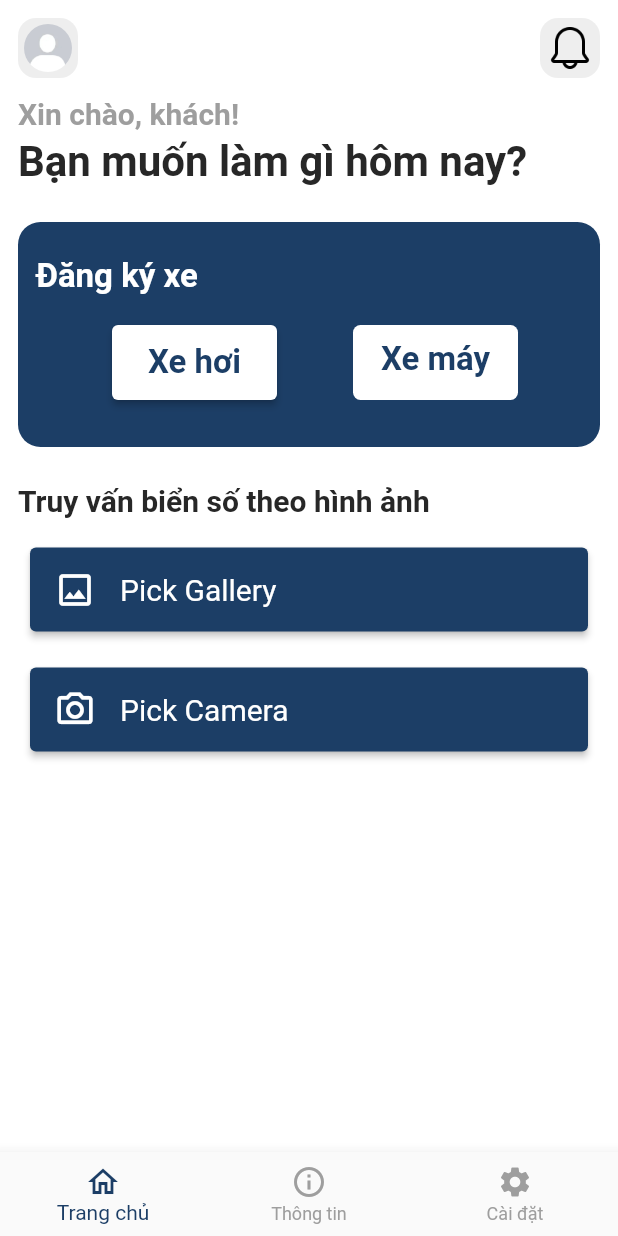
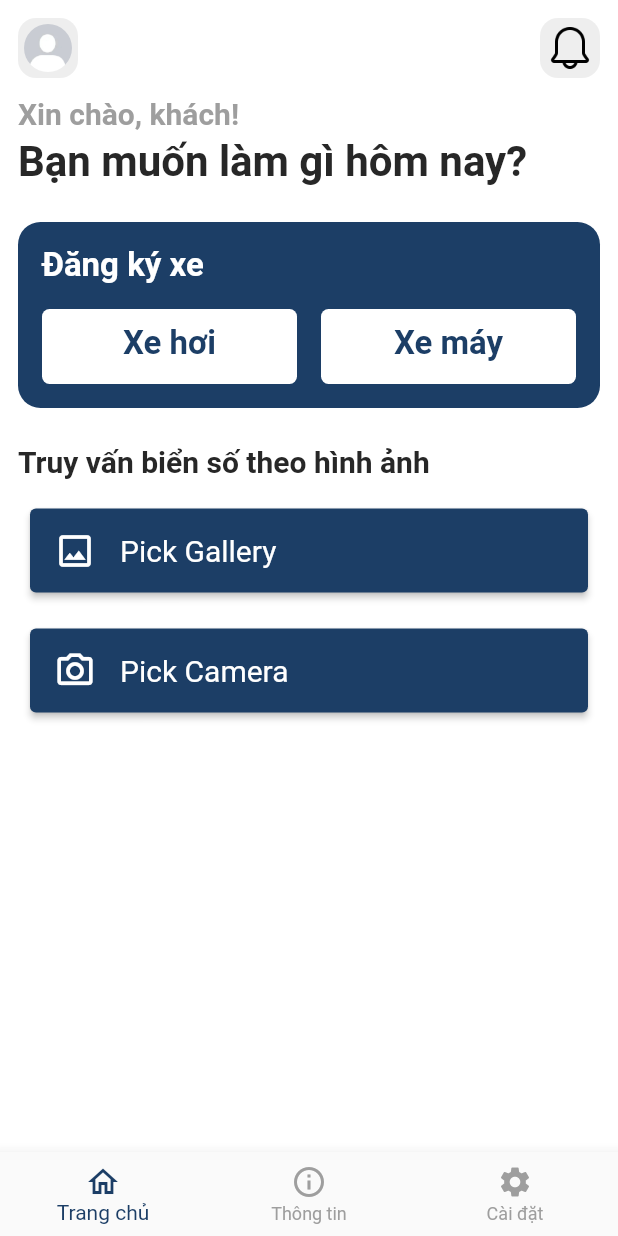
Before and after one commit to vocongly/License-Plate-Detect-Mobile, a Flutter app: the MyHomePage screen opened directly, on a phone screen of 412 x 824 dp. Run offline on Flutter 3.47's test engine with Material 2 defaults, Android fonts, the phone set to English and light mode, and no system bars; our stand-ins replace awesome_snackbar_content, flutter_spinkit, hive_flutter, image_picker, internet_connection_checker; missing offline and left inert: dart:ffi; accounts and stored records are empty.

Commit message:
Ly refactor

```diff
--- a/lib/presentation/home/widgets/avatar_and_inform.dart
+++ b/lib/presentation/home/widgets/avatar_and_inform.dart
@@ -3,12 +3,14 @@ import 'package:license_plate_detect/core/theme/app_data.dart';
 
 class AvatarandInform extends StatelessWidget {
   final String? imagePath;
-  final VoidCallback onClicked;
+  final VoidCallback onClickedAvata;
+  final VoidCallback onClickedBell;
 
   const AvatarandInform({
-    Key? key,
+    super.key,
     required this.imagePath,
-    required this.onClicked,
+    required this.onClickedAvata,
+    required this.onClickedBell,
   });
 
   @override
@@ -17,7 +19,7 @@ class AvatarandInform extends StatelessWidget {
       mainAxisAlignment: MainAxisAlignment.spaceBetween,
       children: [
         InkWell(
-          onTap: onClicked,
+          onTap: onClickedAvata,
           child: Container(
               padding: const EdgeInsets.all(4),
               decoration: BoxDecoration(
@@ -25,22 +27,23 @@ class AvatarandInform extends StatelessWidget {
                 color: Colors.grey[200],
               ),
               child: ClipOval(
-                child:
-                imagePath != null ?
-                Image.network(
+                  child: imagePath != null
+                      ? Image.network(
                           imagePath!,
                           height: 32,
                           width: 32,
                           fit: BoxFit.fill,
-                ) :  Image.asset(
+                        )
+                      : Image.asset(
                           "assets/avata_default.jpg",
                           height: 32,
                           width: 32,
                           fit: BoxFit.fill,
-                )
-              )),
+                        ))),
         ),
-        Container(
+        InkWell(
+          onTap: onClickedBell,
+          child: Container(
               padding: const EdgeInsets.all(4),
               decoration: BoxDecoration(
                 color: Colors.grey[200],
@@ -51,7 +54,8 @@ class AvatarandInform extends StatelessWidget {
                 height: 32,
                 width: 32,
                 fit: BoxFit.fill,
-            ))
+              )),
+        )
       ],
     );
   }
--- a/lib/presentation/home/widgets/signup_vehicle.dart
+++ b/lib/presentation/home/widgets/signup_vehicle.dart
@@ -1,6 +1,5 @@
 import 'package:flutter/material.dart';
 import 'package:license_plate_detect/core/theme/app_color.dart';
-import 'package:license_plate_detect/presentation/registervehicle/presention/register_car_page.dart';
 
 class SignunVehicle extends StatelessWidget {
   final VoidCallback onClicked;
@@ -10,8 +9,7 @@ class SignunVehicle extends StatelessWidget {
   @override
   Widget build(BuildContext context) {
     return Container(
-      height: 150,
-      padding: const EdgeInsets.all(12),
+      padding: const EdgeInsets.all(16),
       decoration: BoxDecoration(
           borderRadius: BorderRadius.circular(15),
           color: AppColor.primaryColor),
@@ -21,7 +19,6 @@ class SignunVehicle extends StatelessWidget {
               flex: 4,
               child: Column(
                 crossAxisAlignment: CrossAxisAlignment.start,
-                mainAxisAlignment: MainAxisAlignment.spaceEvenly,
                 children: [
                   Text(
                     'Đăng ký xe',
@@ -29,31 +26,23 @@ class SignunVehicle extends StatelessWidget {
                           color: AppColor.white,
                         ),
                   ),
+                  const SizedBox(
+                    height: 16,
+                  ),
                   Row(
-                    mainAxisAlignment: MainAxisAlignment.spaceEvenly,
                     children: [
-                      Padding(
-                        padding: const EdgeInsets.all(8.0),
+                      Expanded(
+                        flex: 1,
+                        child: InkWell(
+                          onTap: onClicked,
                           child: Container(
-                          width: 110,
                             height: 50,
-
+                            padding: const EdgeInsets.symmetric(vertical: 10),
                             decoration: BoxDecoration(
-                              borderRadius: BorderRadius.circular(10),
+                                borderRadius: BorderRadius.circular(5),
                                 color: AppColor.white),
-                          child: ElevatedButton(
-                            style: ElevatedButton.styleFrom(
-                              backgroundColor: Colors.white,
-                            ),
-                            onPressed: () {
-                              Navigator.push(context, MaterialPageRoute(
-                                builder: (context) {
-                                  return const RegisterVehicleCar();
-                                },
-                              )
-                              );
-                            },
                             child: Text('Xe hơi',
+                                textAlign: TextAlign.center,
                                 style: Theme.of(context)
                                     .textTheme
                                     .titleLarge!
@@ -61,10 +50,12 @@ class SignunVehicle extends StatelessWidget {
                           ),
                         ),
                       ),
-                      InkWell(
+                      const SizedBox(width: 16,),
+                      Expanded(
+                        flex: 1,
+                        child: InkWell(
                           onTap: onClicked,
                           child: Container(
-                          width: 110,
                             height: 50,
                             padding: const EdgeInsets.symmetric(vertical: 10),
                             decoration: BoxDecoration(
@@ -77,6 +68,7 @@ class SignunVehicle extends StatelessWidget {
                                     .titleLarge!
                                     .copyWith(color: AppColor.primaryColor)),
                           ),
+                        ),
                       )
                     ],
                   )
--- a/lib/presentation/login/presention/LoginPage.dart
+++ b/lib/presentation/login/presention/LoginPage.dart
@@ -114,7 +114,6 @@ class _LoginPageState extends State<LoginPage> {
                     );
                   } else {
                     if (usernameController.text == '' || passwordController.text == '') {
-                      //alertDialog.presentWarningDialog(context, 'Không được để trống\nusername hoặc mật khẩu!');
                       CustomToast.presentWarningToast(context,'Không được để trống\nusername hoặc mật khẩu!');
                     } else {
                       CustomLoading.loadingtext(context, 'Đang đăng nhập');
```
Also changed, not shown: lib/presentation/home/presention/HomePage.dart (+6 -1 lines), lib/presentation/personalinfomation/presention/PersonalInfomationPage.dart (+17 -96 lines), lib/presentation/settings/presention/SettingsPage.dart (+20 -36 lines), lib/ultis/snackbar/snackbar_controller.dart (added, +15 -0 lines). Lines whose indentation alone changed are shown as unchanged.
